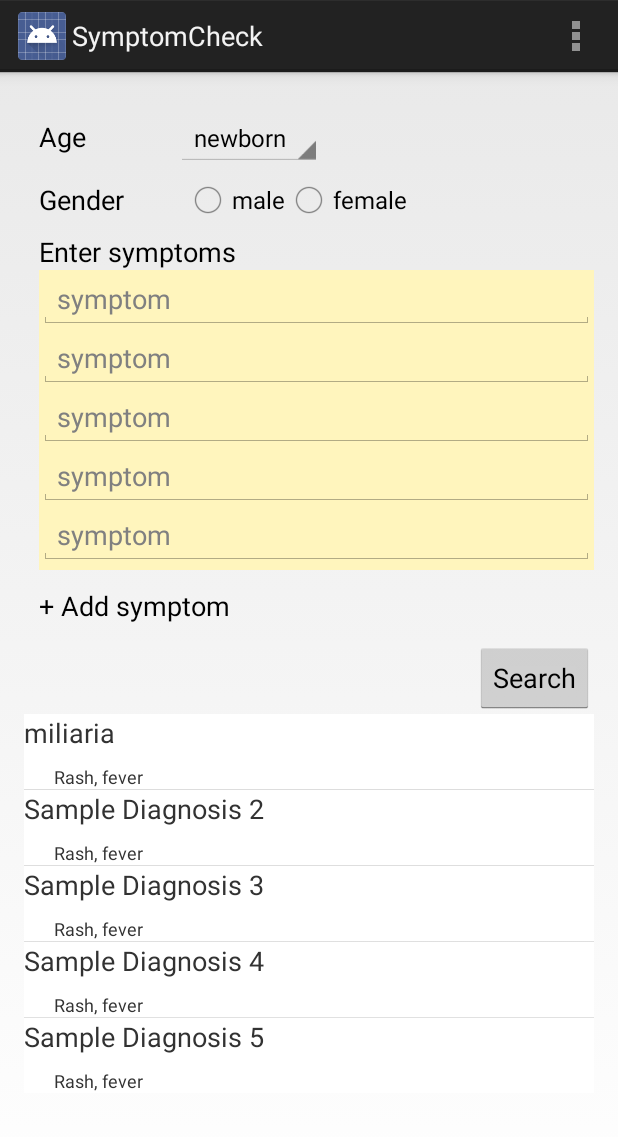
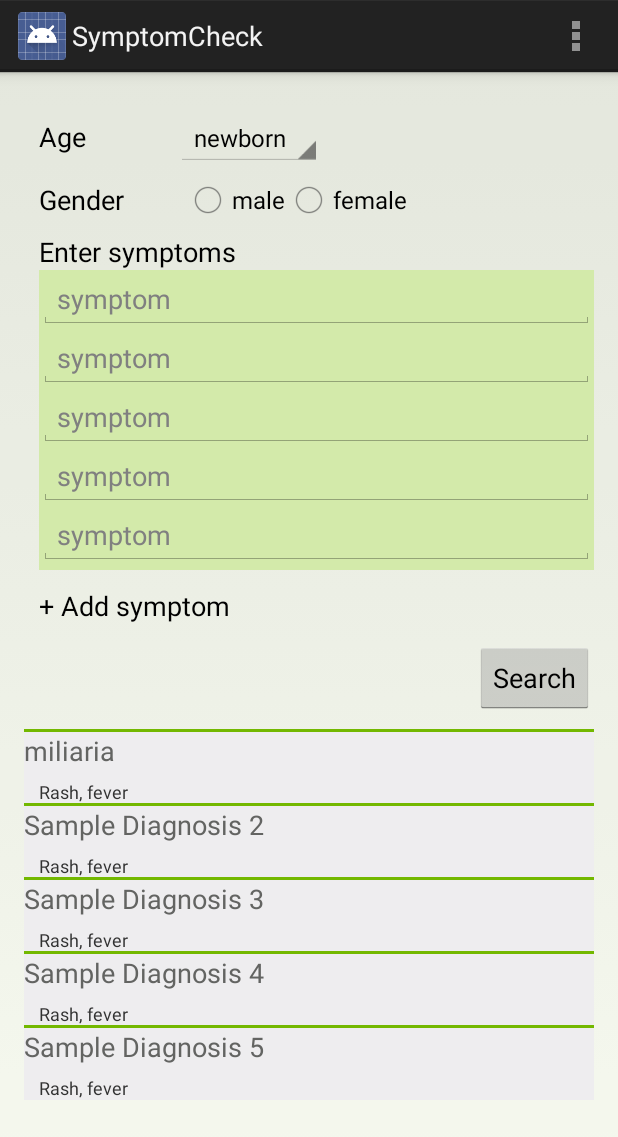
Before and after one commit to jasonlenliven/symptomChecker, an Android app: the screen it shows after launch (MainActivity), after a tap on "Search", on a phone screen of 412 x 824 dp. Shown: the top 1137 px of the screen. Run offline under Robolectric (Android 15) with nearby library versions, the phone set to English and light mode, and no system bars.

Commit message:
changed color

```diff
--- a/app/src/main/res/layout/activity_main.xml
+++ b/app/src/main/res/layout/activity_main.xml
@@ -6,7 +6,8 @@
     android:paddingRight="@dimen/activity_horizontal_margin"
     android:paddingTop="@dimen/activity_vertical_margin"
     android:paddingBottom="@dimen/activity_vertical_margin"
-    tools:context=".MainActivity">
+    tools:context=".MainActivity"
+    android:background="#2ac6dca0">
 
     <LinearLayout
         android:orientation="horizontal"
@@ -94,7 +95,7 @@
             android:layout_width="match_parent"
             android:layout_height="200dp"
             android:id="@+id/scrollView"
-            android:background="#fff5bd">
+            android:background="#d3eaaa">
 
             <LinearLayout
                 android:orientation="vertical"
@@ -157,7 +158,10 @@
         android:id="@+id/listView"
         android:layout_below="@+id/search_button"
         android:layout_alignParentLeft="true"
-        android:layout_alignParentStart="true" />
+        android:layout_alignParentStart="true"
+        android:divider="#73b800"
+        android:layout_marginTop="10dp"
+        android:background="#73b800" />
 
 
 </RelativeLayout>
--- a/app/src/main/res/layout/diagnosis_row.xml
+++ b/app/src/main/res/layout/diagnosis_row.xml
@@ -9,7 +9,9 @@
     <LinearLayout
         android:orientation="vertical"
         android:layout_width="fill_parent"
-        android:layout_height="fill_parent">
+        android:layout_height="fill_parent"
+        android:background="#73b800"
+        android:paddingTop="2dp">
 
         <TextView
             android:layout_width="match_parent"
@@ -21,19 +23,21 @@
             android:layout_weight="1"
             android:layout_gravity="center_vertical"
             android:textSize="18sp"
-            android:singleLine="true"/>
+            android:singleLine="true"
+            android:textColor="#636462"
+            android:background="#eeedef" />
 
         <TextView
-            android:layout_width="wrap_content"
+            android:layout_width="match_parent"
             android:layout_height="wrap_content"
             android:text="0.5 miles"
             android:id="@+id/tvSymptoms"
             android:fontFamily="FS-Humana-Light-Italic.ttf"
             android:textSize="12sp"
             android:layout_gravity="center_vertical|left"
-            android:layout_marginLeft="20dp"
-            android:layout_marginRight="20dp"
-            android:singleLine="true"/>
+            android:singleLine="true"
+            android:background="#eeedef"
+            android:paddingLeft="10dp" />
     </LinearLayout>
 
 </RelativeLayout>
```
